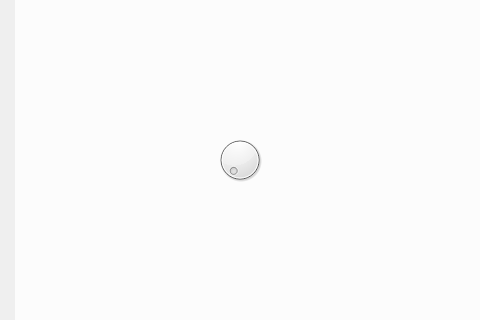
First picture: the form in framefile/view/mainwindow.ui, repository 1280666984/Qtproject, before the edit; both pictures show x 257 to 737 and y 204 to 524 of the 1280 by 816 pixel window.
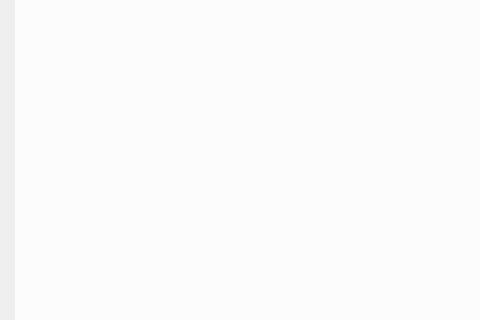
Second picture: the form after the edit. Icons and pictures are not drawn.

Diff of the .ui file:
```diff
--- a/framefile/view/mainwindow.ui
+++ b/framefile/view/mainwindow.ui
@@ -224,18 +224,7 @@
        <property name="currentIndex">
         <number>0</number>
        </property>
-       <widget class="QWidget" name="page">
-        <widget class="QDial" name="dial">
-         <property name="geometry">
-          <rect>
-           <x>200</x>
-           <y>270</y>
-           <width>50</width>
-           <height>64</height>
-          </rect>
-         </property>
-        </widget>
-       </widget>
+       <widget class="QWidget" name="page"/>
        <widget class="QWidget" name="page_2"/>
       </widget>
       <widget class="QWidget" name="widget_3" native="true">
```
